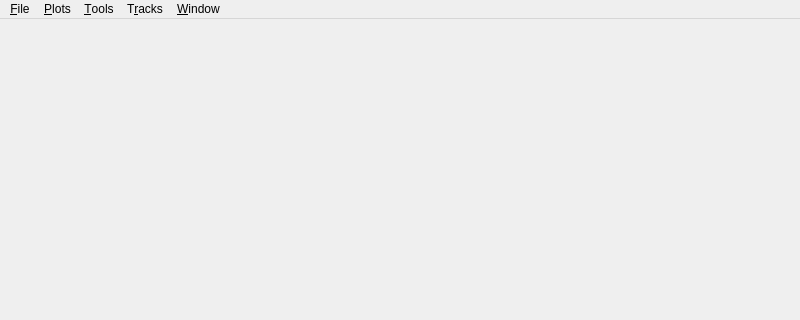
Above: src/mainwindow.ui from crwper/flysight-viewer-2 before the change; both pictures show x 0 to 800 and y 0 to 320 of the 800 by 600 pixel window. Below: the same form after it.
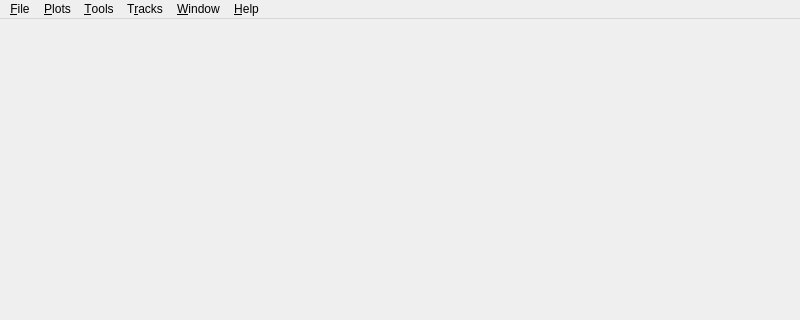
That is the form after the change.

Commit message: Add about dialog with version number

Patch:
```diff
--- a/src/mainwindow.ui
+++ b/src/mainwindow.ui
@@ -67,11 +67,18 @@
      <string>&amp;Window</string>
     </property>
    </widget>
+   <widget class="QMenu" name="menu_Help">
+    <property name="title">
+     <string>&amp;Help</string>
+    </property>
+    <addaction name="action_About"/>
+   </widget>
    <addaction name="menu_File"/>
    <addaction name="menuPlots"/>
    <addaction name="menu_Tools"/>
    <addaction name="menuTrack"/>
    <addaction name="menuWindow"/>
+   <addaction name="menu_Help"/>
   </widget>
   <action name="action_Import">
    <property name="text">
```
Left out of the diff: 5 changed lines with no effect on the pictures. The commit also changes 6 other files.
